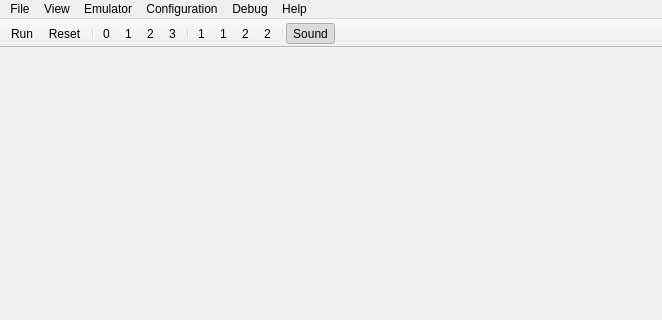
Before: the Qt Designer form mainwindow.ui in nzeemin/ukncbtl-qt, drawn with Qt 5; both pictures show x 0 to 662 and y 0 to 320 of the 662 by 571 pixel window.
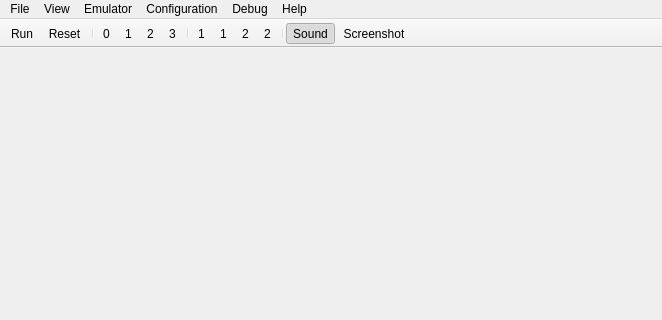
After: the same form once the commit is applied. Icons and pictures are not drawn.

Commit message: Icons added, Screenshot on toolbar.

Patch:
```diff
--- a/mainwindow.ui
+++ b/mainwindow.ui
@@ -141,6 +141,7 @@
    <addaction name="actionDrivesHard2"/>
    <addaction name="separator"/>
    <addaction name="actionSoundEnabled"/>
+   <addaction name="actionFileScreenshot"/>
   </widget>
   <widget class="QStatusBar" name="statusBar"/>
   <action name="actionFileExit">
@@ -307,6 +308,9 @@
    <property name="text">
     <string>Screenshot</string>
    </property>
+   <property name="iconText">
+    <string>Screenshot</string>
+   </property>
   </action>
   <action name="actionDebugStepInto">
    <property name="icon">
```
Left out of the diff: 6 changed lines with no effect on the pictures. The commit also changes 7 other files.
